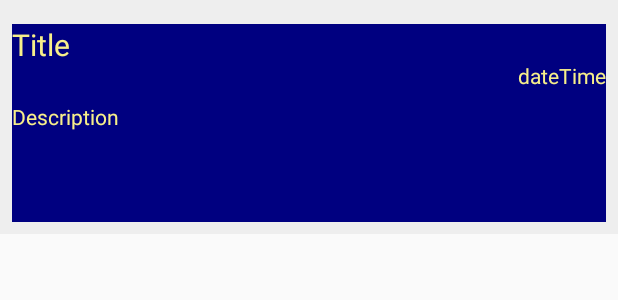
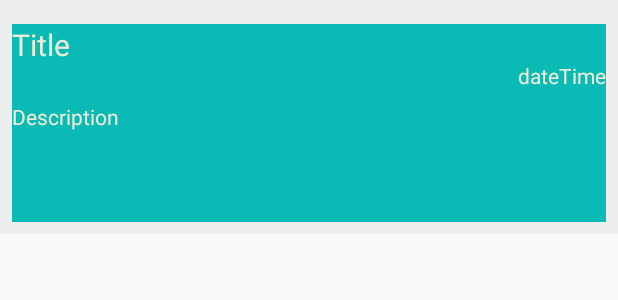
Before and after one commit to quananhle/OOP-and-Android-App-Development, an Android app: the layout note_entry.xml on its own in the app's theme, with its tools: preview values and no code run, on a phone screen of 412 x 824 dp. Shown: the top 300 px of the screen. Run offline under Robolectric (Android 15) with nearby library versions, the phone set to English and light mode, and no system bars.

Commit message:
no message

```diff
--- a/Android-App-Developer/App/MultiNotesPad/app/src/main/res/layout/activity_main.xml
+++ b/Android-App-Developer/App/MultiNotesPad/app/src/main/res/layout/activity_main.xml
@@ -8,8 +8,9 @@
 
     <androidx.recyclerview.widget.RecyclerView
         android:id="@+id/recycler"
-        android:layout_width="match_parent"
-        android:layout_height="match_parent"
+        android:layout_width="0dp"
+        android:layout_height="0dp"
+        android:background="@color/mainBackground"
         app:layout_constraintBottom_toBottomOf="parent"
         app:layout_constraintEnd_toEndOf="parent"
         app:layout_constraintStart_toStartOf="parent"
--- a/Android-App-Developer/App/MultiNotesPad/app/src/main/res/layout/note_entry.xml
+++ b/Android-App-Developer/App/MultiNotesPad/app/src/main/res/layout/note_entry.xml
@@ -18,9 +18,9 @@
         android:layout_marginLeft="8dp"
         android:layout_marginTop="8dp"
         android:layout_marginRight="8dp"
-        android:background="@color/noteBackground"
+        android:background="@color/noteBackgroundMain"
         android:text="Title"
-        android:textColor="@color/noteTextColor"
+        android:textColor="@color/noteTextMain"
         android:textColorHighlight="@color/noteTextHighlight"
         android:textSize="20sp"
         app:layout_constraintEnd_toEndOf="parent"
@@ -35,10 +35,10 @@
         android:layout_marginLeft="8dp"
         android:layout_marginTop="60dp"
         android:layout_marginRight="8dp"
-        android:background="@color/noteBackground"
+        android:background="@color/noteBackgroundMain"
         android:text="Description"
         android:textAlignment="textStart"
-        android:textColor="@color/noteTextColor"
+        android:textColor="@color/noteTextMain"
         android:textColorHighlight="@color/noteTextHighlight"
         android:textSize="14sp"
         app:layout_constraintEnd_toEndOf="parent"
@@ -51,10 +51,10 @@
         android:layout_height="30dp"
         android:layout_marginLeft="8dp"
         android:layout_marginRight="8dp"
-        android:background="@color/noteBackground"
+        android:background="@color/noteBackgroundMain"
         android:text="@string/DateTime"
         android:textAlignment="textEnd"
-        android:textColor="@color/noteTextColor"
+        android:textColor="@color/noteTextMain"
         android:textColorHighlight="@color/noteTextHighlight"
         android:textSize="14sp"
         app:layout_constraintBottom_toTopOf="@+id/noteDescription"
--- a/Android-App-Developer/App/MultiNotesPad/app/src/main/res/values/colors.xml
+++ b/Android-App-Developer/App/MultiNotesPad/app/src/main/res/values/colors.xml
@@ -3,7 +3,10 @@
     <color name="colorPrimary">#6200EE</color>
     <color name="colorPrimaryDark">#3700B3</color>
     <color name="colorAccent">#03DAC5</color>
-    <color name="noteBackground">#000080</color>
-    <color name="noteTextColor">#F7EF8A</color>
+    <color name="mainBackground">#000080</color>
+    <color name="noteBackgroundMain">#0ABAB5</color>
+    <color name="noteTextMain">#EEEBD9</color>
     <color name="noteTextHighlight">#FFA500</color>
+    <color name="noteBackgroundEdit">#FAEBD7</color>
+    <color name="noteTextEdit">#3700B3</color>
 </resources>
```
Also changed, not shown: Android-App-Developer/App/MultiNotesPad/app/src/main/res/layout/activity_edit.xml (+4 -3 lines).
